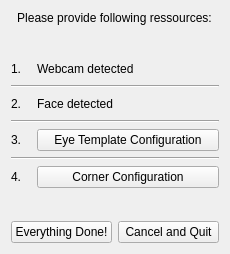
First picture: the form in GazeTracker/GazeTracker_Qt/ConfigurationUI.ui, repository bernhardrieder/Gaze-Tracker, before the edit.
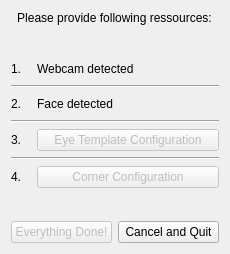
Second picture: the form after the edit.

What changed in the file:
```diff
--- a/GazeTracker/GazeTracker_Qt/ConfigurationUI.ui
+++ b/GazeTracker/GazeTracker_Qt/ConfigurationUI.ui
@@ -183,6 +183,9 @@
          </item>
          <item>
           <widget class="QPushButton" name="eyeTemplateConfigButton">
+           <property name="enabled">
+            <bool>false</bool>
+           </property>
            <property name="text">
             <string>Eye Template Configuration</string>
            </property>
@@ -230,6 +233,9 @@
          </item>
          <item>
           <widget class="QPushButton" name="cornerConfigButton">
+           <property name="enabled">
+            <bool>false</bool>
+           </property>
            <property name="text">
             <string>Corner Configuration</string>
            </property>
@@ -256,6 +262,9 @@
       <layout class="QHBoxLayout" name="horizontalLayout">
        <item>
         <widget class="QPushButton" name="doneButton">
+         <property name="enabled">
+          <bool>false</bool>
+         </property>
          <property name="text">
           <string>Everything Done!</string>
          </property>
```
Left out of the diff: 21 changed lines with no effect on the pictures.
